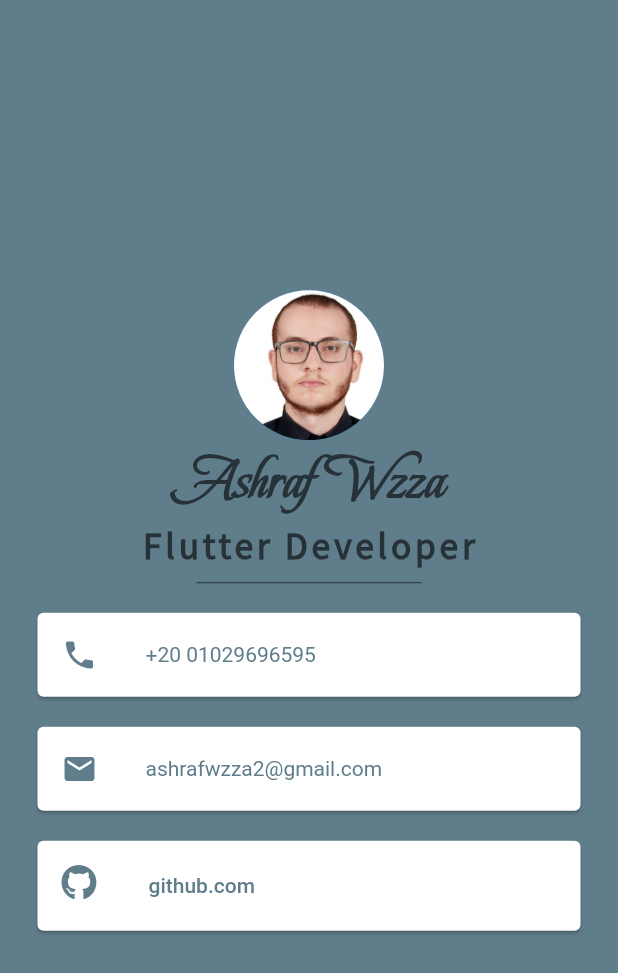
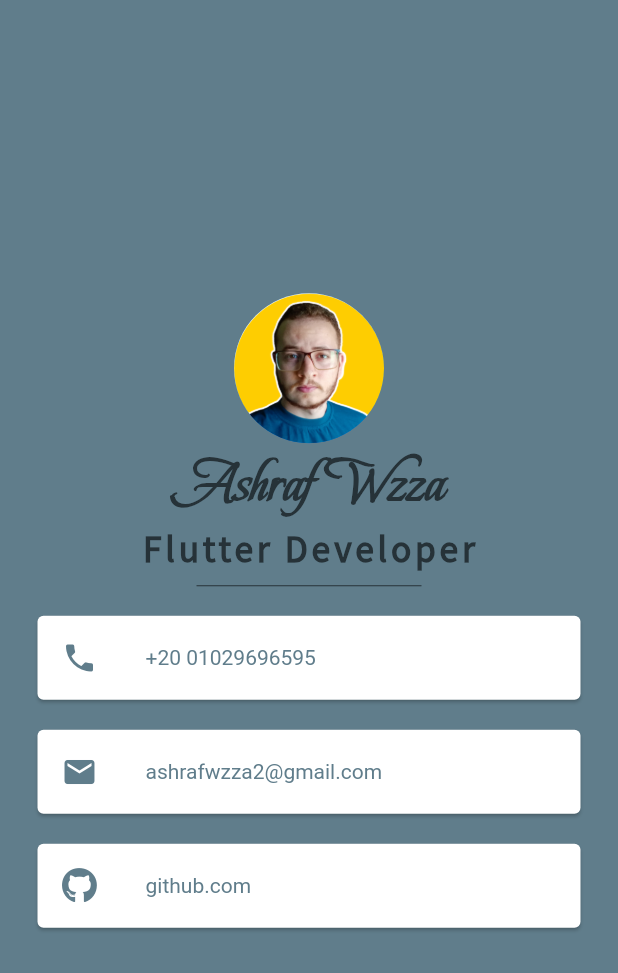
Before and after one commit to AshrafWzza/MiCard, a Flutter app: the screen it shows after launch, on a phone screen of 412 x 824 dp. Shown: the top 973 px of the screen. Run offline on Flutter 3.47's test engine with Material 2 defaults, Android fonts, the phone set to English and light mode, and no system bars; our stand-ins replace font_awesome_flutter.

Commit message:
Custom Widget, change photo

```diff
--- /dev/null
+++ b/lib/custom_card.dart
@@ -0,0 +1,86 @@
+import 'package:flutter/gestures.dart';
+import 'package:flutter/material.dart';
+import 'package:url_launcher/url_launcher.dart';
+import 'main.dart';
+
+final Uri _urlphone = Uri.parse('tel:+2001029696595');
+
+void _launchUrlPhone() async {
+  try {
+    !await launchUrl(_urlphone);
+  } on Exception catch (e) {
+    AlertDialog(
+      title: Text('$e'),
+    );
+  }
+}
+
+final Uri _urlgit = Uri.parse('https://github.com/AshrafWzza');
+void _launchUrlGit() async {
+  try {
+    !await launchUrl(_urlgit);
+  } on Exception catch (e) {
+    AlertDialog(
+      title: Text('$e'),
+    );
+  }
+}
+
+void _launcherMail() async {
+  try {
+    await canLaunchUrl(Uri.parse('mailto:ashrafwzza2@gmail.com'));
+    launchUrl(Uri.parse('mailto:ashrafwzza2@gmail.com'));
+  } on Exception catch (e) {
+    AlertDialog(
+      title: Text('$e'),
+    );
+  }
+// you can Also use recognizer: TapGestureRecognizer()..onTap = () async {}
+// final Uri _urlmail = Uri.parse('mailto:ashrafwzza2@gmail.com');
+// void _launchUrlMail() async {
+//   if (!await launchUrl(_urlmail)) throw 'Could not launch $_urlmail';
+// }
+
+  // if (await canLaunchUrl(Uri.parse('mailto:ashrafwzza2@gmail.com')) == true) {
+  //   launchUrl(Uri.parse('mailto:ashrafwzza2@gmail.com'));
+  // } else {
+  //   print("Can't launch Mail");
+  // }
+}
+
+class CustomCard extends StatelessWidget {
+  const CustomCard(
+      {Key? key, required this.icon, required this.text, required this.type})
+      : super(key: key);
+  final IconData icon;
+  final String text;
+  final linkType type;
+  @override
+  Widget build(BuildContext context) {
+    return Card(
+      margin: const EdgeInsets.symmetric(vertical: 10.0, horizontal: 25.0),
+      child: ListTile(
+        leading: Icon(
+          icon,
+          color: Colors.blueGrey,
+        ),
+        title: RichText(
+          text: TextSpan(
+            text: text,
+            style: const TextStyle(color: Colors.blueGrey),
+            recognizer: TapGestureRecognizer()
+              ..onTap = () async {
+                if (type == linkType.phone) {
+                  _launchUrlPhone();
+                } else if (type == linkType.mail) {
+                  _launcherMail();
+                } else {
+                  _launchUrlGit();
+                }
+              },
+          ),
+        ),
+      ),
+    );
+  }
+}
--- a/lib/main.dart
+++ b/lib/main.dart
@@ -1,10 +1,10 @@
-import 'package:flutter/gestures.dart';
 import 'package:flutter/material.dart';
-import 'package:url_launcher/url_launcher.dart';
+import 'package:mi_card_flutter/custom_card.dart';
 import 'package:font_awesome_flutter/font_awesome_flutter.dart';
 
+enum linkType { phone, mail, github }
 void main() {
-  runApp(MyApp());
+  runApp(const MyApp());
 }
 
 class MyApp extends StatelessWidget {
@@ -12,22 +12,6 @@ class MyApp extends StatelessWidget {
 
   @override
   Widget build(BuildContext context) {
-    final Uri _urlgit = Uri.parse('https://github.com/AshrafWzza');
-    void _launchUrlGit() async {
-      if (!await launchUrl(_urlgit)) throw 'Could not launch $_urlgit';
-    }
-
-    // you can Also use recognizer: TapGestureRecognizer()..onTap = () async {}
-    // final Uri _urlmail = Uri.parse('mailto:ashrafwzza2@gmail.com');
-    // void _launchUrlMail() async {
-    //   if (!await launchUrl(_urlmail)) throw 'Could not launch $_urlmail';
-    // }
-
-    final Uri _urlphone = Uri.parse('tel:+2001029696595');
-    void _launchUrlPhone() async {
-      if (!await launchUrl(_urlphone)) throw 'Could not Call $_urlphone';
-    }
-
     return MaterialApp(
       debugShowCheckedModeBanner: false,
       home: Scaffold(
@@ -37,13 +21,11 @@ class MyApp extends StatelessWidget {
             crossAxisAlignment: CrossAxisAlignment.center,
             mainAxisAlignment: MainAxisAlignment.center,
             children: [
-              SizedBox(
+              const SizedBox(
                   width:
                       double.infinity), //to make Column align center horizontal
-              CircleAvatar(
-                radius: 50.0,
-                backgroundImage: AssetImage('images/aa.jpg'),
-              ),
+              const CircleAvatar(
+                  radius: 50.0, backgroundImage: AssetImage('images/a.png')),
               Text(
                 'Ashraf Wzza',
                 style: TextStyle(
@@ -66,21 +48,35 @@ class MyApp extends StatelessWidget {
               SizedBox(
                 width: 150.0,
                 height: 20.0,
-                child: Divider(
-                  color: Colors.blueGrey.shade900,
-                ),
+                child: Divider(color: Colors.blueGrey.shade900),
               ),
-              Card(
-                margin: EdgeInsets.symmetric(vertical: 10.0, horizontal: 25.0),
+              const CustomCard(
+                icon: Icons.phone,
+                text: '+20 01029696595',
+                type: linkType.phone,
+              ),
+              const CustomCard(
+                icon: Icons.mail,
+                text: 'ashrafwzza2@gmail.com',
+                type: linkType.mail,
+              ),
+              const CustomCard(
+                icon: FontAwesomeIcons.github,
+                text: 'github.com',
+                type: linkType.github,
+              ),
+              /*  Card(
+                margin: const EdgeInsets.symmetric(
+                    vertical: 10.0, horizontal: 25.0),
                 child: ListTile(
-                  leading: Icon(
+                  leading: const Icon(
                     Icons.phone,
                     color: Colors.blueGrey,
                   ),
                   title: RichText(
                     text: TextSpan(
                       text: '+20 01029696595',
-                      style: TextStyle(color: Colors.blueGrey),
+                      style: const TextStyle(color: Colors.blueGrey),
                       recognizer: TapGestureRecognizer()
                         ..onTap = () async {
                           _launchUrlPhone();
@@ -88,18 +84,20 @@ class MyApp extends StatelessWidget {
                     ),
                   ),
                 ),
-              ),
-              Card(
-                margin: EdgeInsets.symmetric(vertical: 10.0, horizontal: 25.0),
+              ),*/
+
+              /*Card(
+                margin: const EdgeInsets.symmetric(
+                    vertical: 10.0, horizontal: 25.0),
                 child: ListTile(
-                  leading: Icon(
+                  leading: const Icon(
                     Icons.mail,
                     color: Colors.blueGrey,
                   ),
                   title: RichText(
                     text: TextSpan(
                         text: 'ashrafwzza2@gmail.com',
-                        style: TextStyle(color: Colors.blueGrey),
+                        style: const TextStyle(color: Colors.blueGrey),
                         // recognizer: TapGestureRecognizer()
                         //   ..onTap = () async {
                         //     launchUrl(emailLaunchUri);
@@ -107,44 +105,40 @@ class MyApp extends StatelessWidget {
                         //YOU CAN USE THIS WAY ALSO
                         recognizer: TapGestureRecognizer()
                           ..onTap = () async {
-                            if (await canLaunchUrl(Uri.parse(
-                                    'mailto:ashrafwzza2@gmail.com')) ==
-                                true) {
-                              launchUrl(
-                                  Uri.parse('mailto:ashrafwzza2@gmail.com'));
-                            } else {
-                              print("Can't launch Mail");
-                            }
+                            // _launcherMail();
                           }),
                   ),
                 ),
-              ),
-              Card(
-                margin: EdgeInsets.symmetric(vertical: 10.0, horizontal: 25.0),
+              ),*/
+
+              /*Card(
+                margin: const EdgeInsets.symmetric(
+                    vertical: 10.0, horizontal: 25.0),
                 child: ListTile(
                   // using FontAwesomeIcons
-                  leading: FaIcon(
+                  leading: const FaIcon(
                     FontAwesomeIcons.github,
                     color: Colors.blueGrey,
                   ),
                   title: Container(
-                    margin: EdgeInsets.all(2.0),
+                    margin: const EdgeInsets.all(2.0),
                     alignment: Alignment.centerLeft,
                     child: TextButton(
                       // Use styleFrom to make padding 0 between button's boundary an child
                       // or you can use RichText textSpan and get rid of styleFrom
                       style: TextButton.styleFrom(
-                        padding: EdgeInsets.all(0.0),
+                        padding: const EdgeInsets.all(0.0),
                       ),
-                      onPressed: _launchUrlGit,
-                      child: Text(
+                      onPressed: () {} //_launchUrlGit,
+                      ,
+                      child: const Text(
                         'github.com',
                         style: TextStyle(color: Colors.blueGrey),
                       ),
                     ),
                   ),
                 ),
-              ),
+              ),*/
             ],
           ),
         ),
```
Also changed, not shown: images/a.jpg (deleted), images/a.png (added), images/aa.jpg (deleted).
